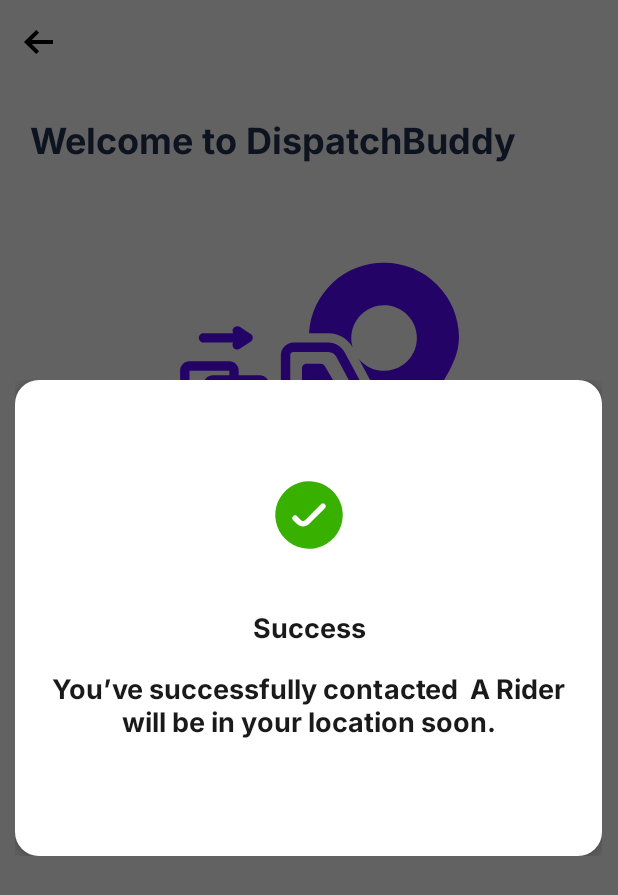
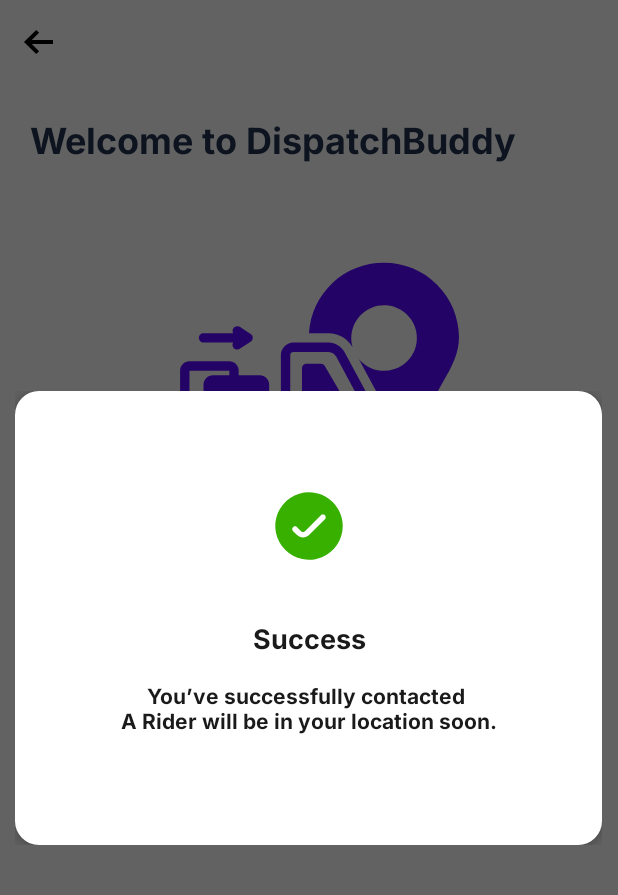
Before and after one commit to aliyura/dispatchbuddy-android, an Android app: the fragment SuccessDialogFragment placed in its activity, on a phone screen of 412 x 824 dp. Shown: the top 895 px of the screen. Run offline under Robolectric (Android 15) with nearby library versions, the light colour scheme and no system bars; 2 statements that could not run were skipped.

Commit message:
success dialog fragment

```diff
--- a/app/src/main/java/com/example/dispatchbuddy/presentation/ui/user_dashboard/SuccessDialogFragment.kt
+++ b/app/src/main/java/com/example/dispatchbuddy/presentation/ui/user_dashboard/SuccessDialogFragment.kt
@@ -3,8 +3,6 @@
 import android.graphics.Color
 import android.graphics.drawable.ColorDrawable
 import android.os.Bundle
-import android.view.Gravity
-import androidx.fragment.app.Fragment
 import android.view.LayoutInflater
 import android.view.View
 import android.view.ViewGroup
@@ -16,7 +14,6 @@
 import androidx.navigation.fragment.navArgs
 import com.example.dispatchbuddy.R
 import com.example.dispatchbuddy.databinding.FragmentSuccessDialogBinding
-import com.example.dispatchbuddy.databinding.FragmentWelcomeBinding
 
 class SuccessDialogFragment : DialogFragment() {
     private  var _binding: FragmentSuccessDialogBinding? = null
@@ -48,7 +45,7 @@
             bold { color(ResourcesCompat.getColor(resources, R.color.textColor, null)) {
                 append(getString(R.string.success_message_rider_name, args.riderDetails.name))
             } }
-            append(" ")
+            append("\n")
             append(getString(R.string.success_message_end))
         }
         binding.successMessageTv.text = message
--- a/app/src/main/res/layout/fragment_success_dialog.xml
+++ b/app/src/main/res/layout/fragment_success_dialog.xml
@@ -44,7 +44,7 @@
         android:textColor="@color/textColor"
         android:gravity="center"
         app:layout_constraintBottom_toBottomOf="@id/guideline_bottom"
-        android:textSize="@dimen/text_size_18sp"
+        android:textSize="@dimen/text_size_14sp"
         app:layout_constraintEnd_toEndOf="parent"
         app:layout_constraintStart_toStartOf="parent"
         app:layout_constraintTop_toBottomOf="@+id/success_tv" />
```
